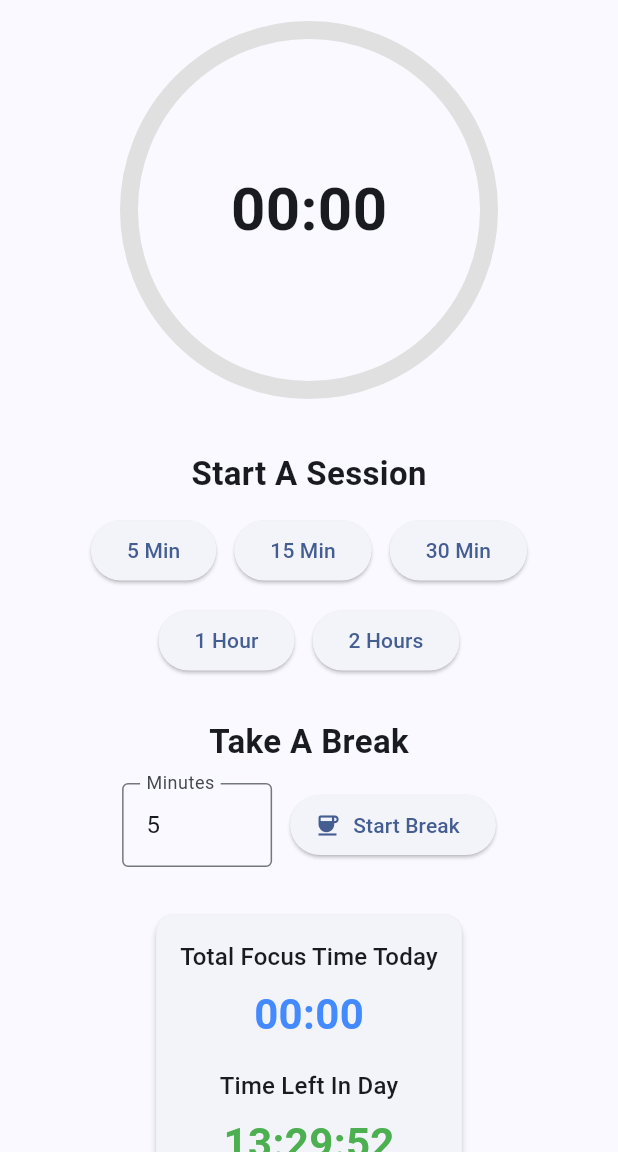
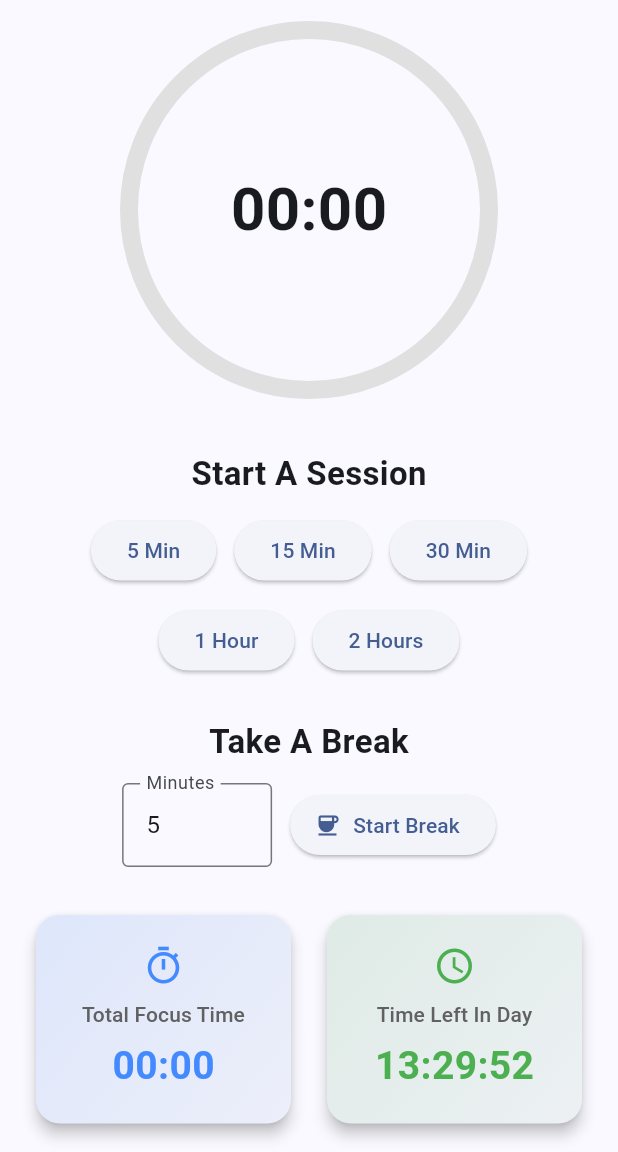
Before and after one commit to kibriahq/focus-session, a Flutter app: the screen it shows after launch, on a phone screen of 412 x 824 dp, the part 84-1236 px from its top. Run offline on Flutter 3.47's test engine with Material 3 defaults, Android fonts, the phone set to English and light mode, and no system bars; our stand-ins replace shared_preferences.

Commit message:
fix: focus time & daytime ui issue

```diff
--- a/lib/main.dart
+++ b/lib/main.dart
@@ -333,42 +333,28 @@ class _FocusHomePageState extends State<FocusHomePage> {
               ],
             ),
             const SizedBox(height: 28),
-            Card(
-              elevation: 2,
-              child: Padding(
-                padding: const EdgeInsets.all(16),
-                child: Column(
+            Row(
               children: [
-                    Text(
-                      'Total Focus Time Today',
-                      style: Theme.of(context).textTheme.titleMedium,
-                    ),
-                    const SizedBox(height: 6),
-                    Text(
-                      _formatTime(_totalFocusSecondsToday),
-                      style: const TextStyle(
-                        fontSize: 28,
-                        fontWeight: FontWeight.bold,
+                Expanded(
+                  child: _statCard(
+                    context,
+                    icon: Icons.timer_outlined,
+                    label: 'Total Focus Time',
+                    value: _formatTime(_totalFocusSecondsToday),
                     color: Colors.blueAccent,
                   ),
                 ),
-                    const SizedBox(height: 16),
-                    Text(
-                      'Time Left In Day',
-                      style: Theme.of(context).textTheme.titleMedium,
-                    ),
-                    const SizedBox(height: 6),
-                    Text(
-                      _formatTime(_secondsLeftInDay),
-                      style: const TextStyle(
-                        fontSize: 28,
-                        fontWeight: FontWeight.bold,
+                const SizedBox(width: 16),
+                Expanded(
+                  child: _statCard(
+                    context,
+                    icon: Icons.schedule_outlined,
+                    label: 'Time Left In Day',
+                    value: _formatTime(_secondsLeftInDay),
                     color: Colors.green,
                   ),
                 ),
               ],
-                ),
-              ),
             ),
           ],
         ),
@@ -377,4 +363,54 @@ class _FocusHomePageState extends State<FocusHomePage> {
   }
 }
 
+Widget _statCard(
+  BuildContext context, {
+  required IconData icon,
+  required String label,
+  required String value,
+  required Color color,
+}) {
+  return Card(
+    elevation: 4,
+    shape: RoundedRectangleBorder(borderRadius: BorderRadius.circular(16)),
+    child: Container(
+      padding: const EdgeInsets.symmetric(vertical: 20, horizontal: 12),
+      decoration: BoxDecoration(
+        borderRadius: BorderRadius.circular(16),
+        gradient: LinearGradient(
+          begin: Alignment.topLeft,
+          end: Alignment.bottomRight,
+          colors: [
+            color.withValues(alpha: 0.12),
+            color.withValues(alpha: 0.04),
+          ],
+        ),
+      ),
+      child: Column(
+        mainAxisSize: MainAxisSize.min,
+        children: [
+          Icon(icon, color: color, size: 28),
+          const SizedBox(height: 8),
+          Text(
+            label,
+            textAlign: TextAlign.center,
+            style: Theme.of(context).textTheme.titleSmall?.copyWith(
+                  color: Colors.grey.shade700,
+                ),
+          ),
+          const SizedBox(height: 6),
+          Text(
+            value,
+            style: TextStyle(
+              fontSize: 26,
+              fontWeight: FontWeight.bold,
+              color: color,
+            ),
+          ),
+        ],
+      ),
+    ),
+  );
+}
+
 enum TimerPhase { idle, running, paused }
```
Lines whose indentation alone changed are shown as unchanged.
